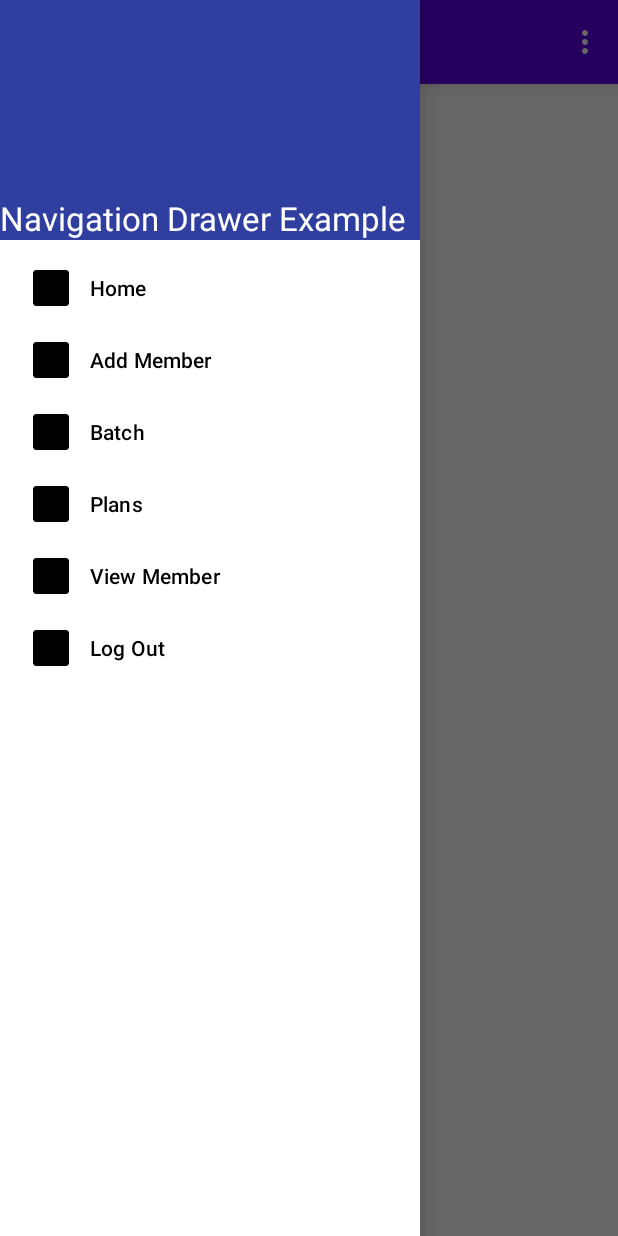
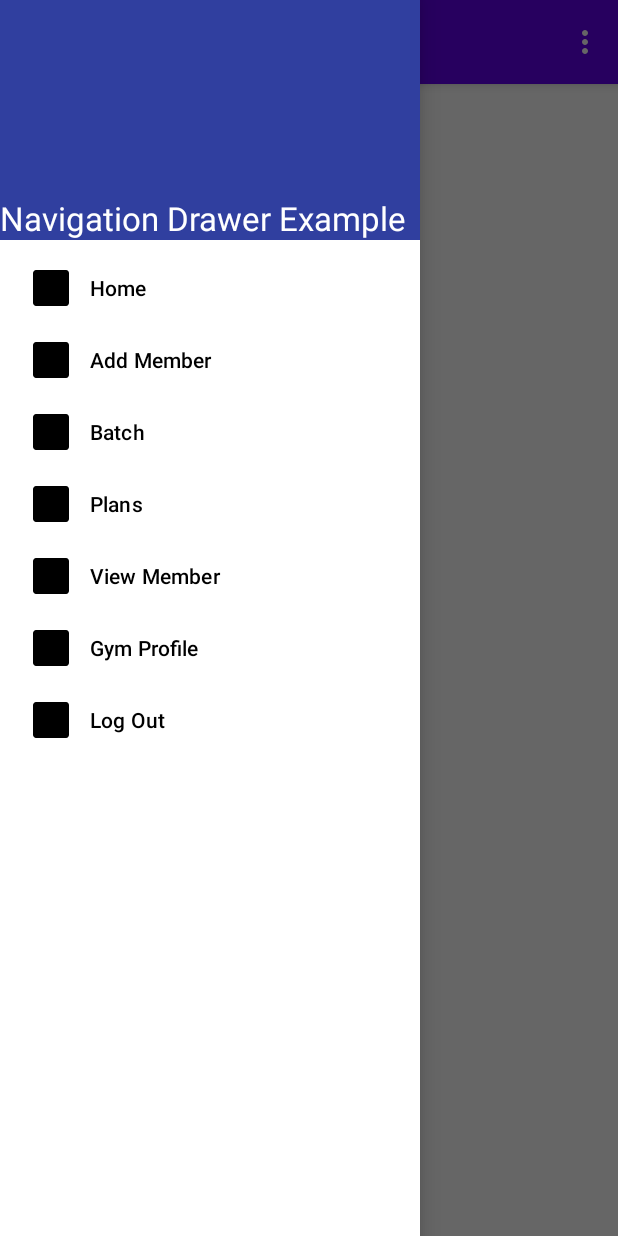
Before and after one commit to Avi9631/FitCRM, an Android app: the screen it shows after launch once a user with an empty profile is signed in (MainActivity), with the side drawer open, on a phone screen of 412 x 824 dp. Run offline under Robolectric (Android 15) with nearby library versions, the phone set to English and light mode, and no system bars; our stand-ins replace Firebase (no records; nobody signed in at launch, a user with empty details on screens opened directly).

Commit message:
gym profile

```diff
--- a/app/src/main/res/layout/activity_profile.xml
+++ b/app/src/main/res/layout/activity_profile.xml
@@ -4,13 +4,11 @@
     xmlns:tools="http://schemas.android.com/tools"
     android:layout_width="match_parent"
     android:layout_height="match_parent"
-    tools:context="com.crm.fitcrm.ui.profile.ProfileActivity">
-
+    tools:context="com.crm.myapplication.ui.profile.ProfileActivity">
 
     <androidx.constraintlayout.widget.ConstraintLayout
         android:layout_width="match_parent"
         android:layout_height="match_parent">
-
 
         <EditText
             android:id="@+id/editTextTextPersonName"
--- a/app/src/main/res/layout/fragment_profile.xml
+++ b/app/src/main/res/layout/fragment_profile.xml
@@ -5,10 +5,6 @@
     android:layout_height="match_parent"
     tools:context=".ui.gymprofile.ProfileFragment">
 
-    <!-- TODO: Update blank fragment layout -->
-    <TextView
-        android:layout_width="match_parent"
-        android:layout_height="match_parent"
-        android:text="@string/hello_blank_fragment" />
+
 
 </FrameLayout>
--- a/app/src/main/res/menu/activity_main_drawer.xml
+++ b/app/src/main/res/menu/activity_main_drawer.xml
@@ -23,6 +23,10 @@
             android:icon="@mipmap/ic_launcher"
             android:title="View Member" />
         <item
+            android:id="@+id/nav_gymprofiler"
+            android:icon="@mipmap/ic_launcher"
+            android:title="Gym Profile" />
+        <item
             android:id="@+id/nav_signout"
             android:icon="@mipmap/ic_launcher"
             android:title="Log Out" />
```
Also changed, not shown: app/src/main/java/com/crm/myapplication/MainActivity.java (+4 -6 lines).
